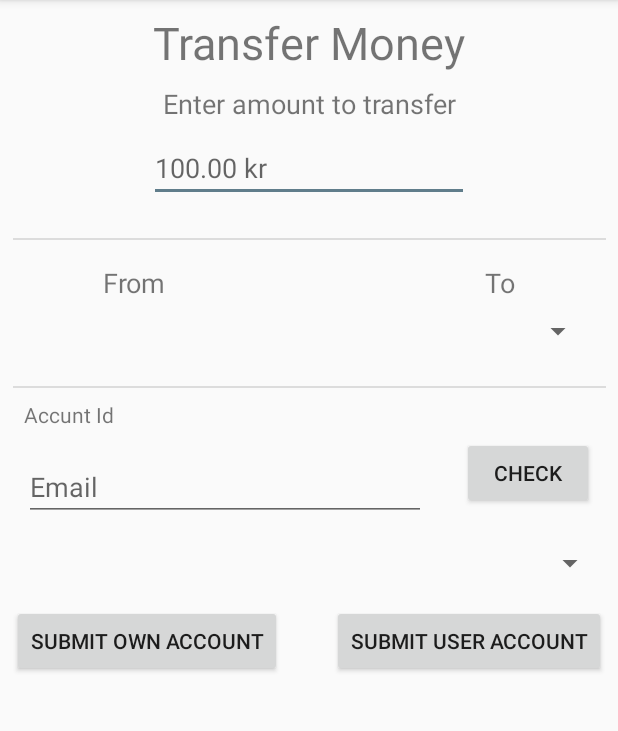
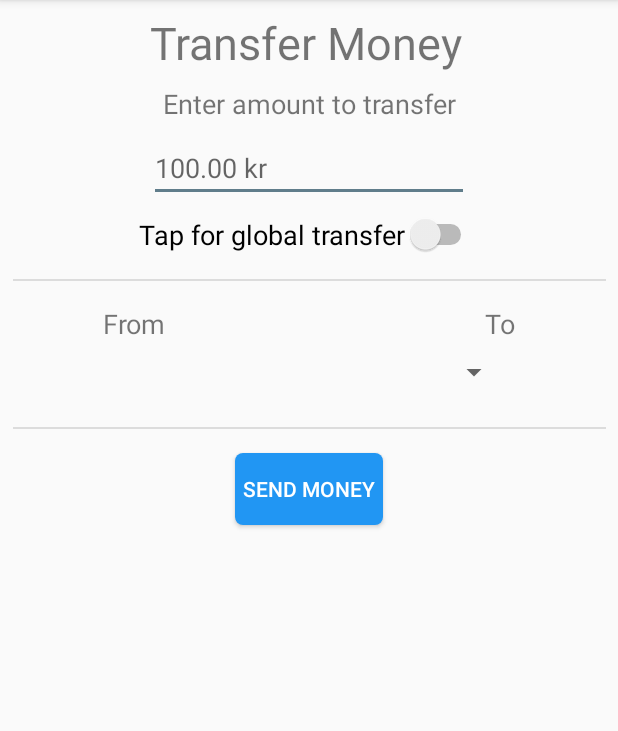
Before and after one commit to CPSO/KeaBankApp, an Android app: the AccountTransfer screen opened directly, with no data from a screen before it, on a phone screen of 412 x 824 dp, the part 84-815 px from its top. Run offline under Robolectric (Android 15) with nearby library versions, the phone set to English and light mode, and no system bars; our stand-ins replace Firebase (no records; nobody signed in at launch, a user with empty details on screens opened directly).

Commit message:
Transfer is now working for global accounts. The transfer activity now has 2 modes for transfer, global and local

```diff
--- a/app/src/main/java/com/example/keabankapp/account/AccountTransfer.java
+++ b/app/src/main/java/com/example/keabankapp/account/AccountTransfer.java
@@ -10,12 +10,18 @@ import android.text.InputType;
 import android.text.TextUtils;
 import android.util.Log;
 import android.util.SparseIntArray;
+import android.view.Menu;
+import android.view.MenuInflater;
+import android.view.MenuItem;
 import android.view.View;
+import android.view.animation.Animation;
 import android.widget.AdapterView;
 import android.widget.ArrayAdapter;
 import android.widget.Button;
+import android.widget.CompoundButton;
 import android.widget.EditText;
 import android.widget.Spinner;
+import android.widget.Switch;
 import android.widget.TextView;
 import android.widget.Toast;
 
@@ -50,14 +56,19 @@ public class AccountTransfer extends AppCompatActivity {
     private FirebaseAuth mAuth;
     //Firebase
     private FirebaseAuth.AuthStateListener mAuthListener;
-    Spinner spinnerToAccount;
+    Spinner spinnerToAccount,spinnerGlobal;
     Button btnSubmit,btnGlobalSubmit,btnGetData;
     EditText etAmount,etAccountToEmail;
     TextView tvAccountName;
+    Switch aSwitch;
+    TextView tvToTitle,tvSelectAccount,tvSelectEmail;
     private String accountID,accountToID;
     private double accountToBalance,accountFromBalance;
     private SparseIntArray nemCode = new SparseIntArray();
     private double valueFromET;
+    private String globalUserId;
+    private boolean isChecked = false;
+
 
 
 
@@ -76,6 +87,7 @@ public class AccountTransfer extends AppCompatActivity {
         getIncomingIntent();
         setupSpinner();
         setupNemCode();
+        setElements();
     }
     //Checks the state of the user that is sign in.
     //ether the user is active or is signing out
@@ -119,7 +131,7 @@ public class AccountTransfer extends AppCompatActivity {
 
 
     private void setupSpinner(){
-        String userId = FirebaseAuth.getInstance().getCurrentUser().getUid();
+        final String userId = FirebaseAuth.getInstance().getCurrentUser().getUid();
         final FirebaseFirestore db = FirebaseFirestore.getInstance();
         final DocumentReference accountSelectedName = db.collection("users").document(userId).collection("accounts").document(accountID);
         final CollectionReference accountRef = db.collection("users").document(userId).collection("accounts");
@@ -157,6 +169,7 @@ public class AccountTransfer extends AppCompatActivity {
                 Log.d(TAG, "onItemSelected: spinner has picked id: " + accountsID.get(position));
                 Log.d(TAG, "onItemSelected: spinner has picked account with balance:  " + accountsBalance.get(position));
                 accountToID = accountsID.get(position);
+                globalUserId = userId;
 
             }
             @Override
@@ -187,6 +200,10 @@ public class AccountTransfer extends AppCompatActivity {
                 if (!queryDocumentSnapshots.isEmpty()) {
                     for (DocumentSnapshot document : queryDocumentSnapshots.getDocuments()) {
                         Log.d(TAG, "onSuccess: " + document.getId() + " - " + document.getData());
+                        globalUserId = document.getId();
+                        setupGlobalSpinner();
+
+
                     }
                 } else {
                     Log.d(TAG, "No User found: ");
@@ -220,11 +237,62 @@ public class AccountTransfer extends AppCompatActivity {
 
     }
 
+    private void setupGlobalSpinner(){
+        final FirebaseFirestore db = FirebaseFirestore.getInstance();
+        final CollectionReference accountRef = db.collection("users").document(globalUserId).collection("accounts");
+        final List<String> accounts = new ArrayList<>();
+        final List<String> accountsID = new ArrayList<>();
+        final List<Double> accountsBalance = new ArrayList<>();
+        final ArrayAdapter<String> adapter = new ArrayAdapter<String>(getApplicationContext(), android.R.layout.simple_spinner_item, accounts);
+        adapter.setDropDownViewResource(android.R.layout.simple_spinner_dropdown_item);
+        spinnerGlobal.setAdapter(adapter);
+        accountRef.get().addOnCompleteListener(new OnCompleteListener<QuerySnapshot>() {
+            @Override
+            public void onComplete(@NonNull Task<QuerySnapshot> task) {
+                if (task.isSuccessful()) {
+                    for (QueryDocumentSnapshot document : task.getResult()) {
+                        String accountName = document.getString("aName");
+                        String accountID = document.getId();
+                        double accountBalance = document.getDouble("aAmount");
+                        Log.d(TAG, "onComplete: " + accountBalance);
+
+                        accounts.add(accountName);
+                        accountsID.add(accountID);
+                        accountsBalance.add(accountBalance);
+                        accountToID = accountID;
+                        accountToBalance = accountBalance;
+                        Log.d(TAG, "onComplete: "+ accountToBalance);
+                    }
+                    adapter.notifyDataSetChanged();
+                }
+            }
+        });
+        spinnerGlobal.setOnItemSelectedListener(new AdapterView.OnItemSelectedListener() {
+            @Override
+            public void onItemSelected(AdapterView<?> parent, View view, int position, long id) {
+                Log.d(TAG, "onItemSelected: spinner has chosen: " + parent.getItemAtPosition(position).toString());
+                Log.d(TAG, "onItemSelected: spinner has picked id: " + accountsID.get(position));
+                Log.d(TAG, "onItemSelected: spinner has picked account with balance:  " + accountsBalance.get(position));
+                accountToID = accountsID.get(position);
+            }
+            @Override
+            public void onNothingSelected(AdapterView<?> parent) {
+                String aString = parent.getItemAtPosition(0).toString();
+                accountToID = aString;
+            }
+        });
+    }
+
+
     private void getTransferMoney(){
         String userId = FirebaseAuth.getInstance().getCurrentUser().getUid();
         FirebaseFirestore db = FirebaseFirestore.getInstance();
+
+        if (globalUserId.isEmpty()){
+            Log.d(TAG, "getTransferMoney: Needs data for sender");
+        }else {
         DocumentReference accountFromRef = db.collection("users").document(userId).collection("accounts").document(accountID);
-        DocumentReference accountToRef = db.collection("users").document(userId).collection("accounts").document(accountToID);
+        DocumentReference accountToRef = db.collection("users").document(globalUserId).collection("accounts").document(accountToID);
 
 
 
@@ -281,6 +349,7 @@ public class AccountTransfer extends AppCompatActivity {
         });
 
     }
+    }
 
     private void nemID(){
         int size = nemCode.size();
@@ -329,7 +398,7 @@ public class AccountTransfer extends AppCompatActivity {
         FirebaseFirestore db = FirebaseFirestore.getInstance();
         DocumentReference accountFromRef = db.collection("users").document(userId).collection("accounts").document(accountID);
         Log.d(TAG, "transferMoney: from account with id: " + accountID);
-        DocumentReference accountToRef = db.collection("users").document(userId).collection("accounts").document(accountToID);
+        DocumentReference accountToRef = db.collection("users").document(globalUserId).collection("accounts").document(accountToID);
         Log.d(TAG, "transferMoney: to account with id " + accountToID);
 
 
@@ -362,7 +431,7 @@ public class AccountTransfer extends AppCompatActivity {
         FirebaseFirestore db = FirebaseFirestore.getInstance();
         final CollectionReference accountTransactionFrom = db.collection("users").document(userId).collection("accounts").document(accountID)
                 .collection("transactions");
-        final CollectionReference accountTransactionTo = db.collection("users").document(userId).collection("accounts").document(accountToID)
+        final CollectionReference accountTransactionTo = db.collection("users").document(globalUserId).collection("accounts").document(accountToID)
                 .collection("transactions");
 
         final String tType = "transfer";
@@ -419,6 +488,53 @@ public class AccountTransfer extends AppCompatActivity {
         }
     };
 
+    private CompoundButton.OnCheckedChangeListener changeListener = new CompoundButton.OnCheckedChangeListener() {
+        @Override
+        public void onCheckedChanged(CompoundButton buttonView, boolean isChecked) {
+            if (isChecked){
+                btnGetData.setEnabled(true);
+                etAccountToEmail.setEnabled(true);
+                spinnerGlobal.setEnabled(true);
+                btnGetData.setVisibility(View.VISIBLE);
+                spinnerGlobal.setVisibility(View.VISIBLE);
+                etAccountToEmail.setVisibility(View.VISIBLE);
+                tvSelectEmail.setVisibility(View.VISIBLE);
+                tvSelectAccount.setVisibility(View.VISIBLE);
+                globalUserId = "";
+                spinnerToAccount.setEnabled(false);
+                spinnerToAccount.setVisibility(View.GONE);
+                tvToTitle.setVisibility(View.GONE);
+
+            } else {
+                btnGetData.setEnabled(false);
+                etAccountToEmail.setEnabled(false);
+                spinnerGlobal.setEnabled(false);
+                etAccountToEmail.setVisibility(View.GONE);
+                spinnerGlobal.setVisibility(View.GONE);
+                btnGetData.setVisibility(View.GONE);
+                spinnerToAccount.setEnabled(true);
+                spinnerToAccount.setVisibility(View.VISIBLE);
+                tvToTitle.setVisibility(View.VISIBLE);
+                globalUserId = "";
+
+            }
+        }
+    };
+
+    private void setElements(){
+        btnGetData.setEnabled(false);
+        etAccountToEmail.setEnabled(false);
+        spinnerGlobal.setEnabled(false);
+        etAccountToEmail.setVisibility(View.GONE);
+        spinnerGlobal.setVisibility(View.GONE);
+        btnGetData.setVisibility(View.GONE);
+        tvSelectEmail.setVisibility(View.GONE);
+        tvSelectAccount.setVisibility(View.GONE);
+
+    }
+
+
+
     private boolean validateForm() {
         boolean valid = true;
 
@@ -448,12 +564,20 @@ public class AccountTransfer extends AppCompatActivity {
         btnSubmit = findViewById(R.id.btnTransfSubmit);
         //spinnerFromAccount = findViewById(R.id.accountFromName);
         spinnerToAccount = findViewById(R.id.spinnerToAccount);
+        spinnerGlobal = findViewById(R.id.spinnerGlobal);
         btnSubmit.setOnClickListener(onClickSubmitTransf);
         tvAccountName = findViewById(R.id.tvAccountName);
         etAccountToEmail = findViewById(R.id.etAccountEmail);
         //btnGlobalSubmit.setOnClickListener(onClickGlobalSubmit);
         btnGetData = findViewById(R.id.btnGetData);
         btnGetData.setOnClickListener(onClickGetData);
+        aSwitch = findViewById(R.id.switch1);
+        aSwitch.setOnCheckedChangeListener(changeListener);
+        tvToTitle = findViewById(R.id.textView11);
+        tvSelectAccount = findViewById(R.id.tvPickAccountTitle);
+        tvSelectEmail = findViewById(R.id.tvEnterEmailTitle);
+
+
 
 
     }
--- a/app/src/main/res/layout/activity_account_transfer.xml
+++ b/app/src/main/res/layout/activity_account_transfer.xml
@@ -14,6 +14,7 @@
         android:text="Transfer Money"
         android:textSize="30sp"
         app:layout_constraintEnd_toEndOf="parent"
+        app:layout_constraintHorizontal_bias="0.49"
         app:layout_constraintStart_toStartOf="parent"
         app:layout_constraintTop_toTopOf="parent" />
 
@@ -45,12 +46,12 @@
         android:layout_width="395dp"
         android:layout_height="1dp"
         android:layout_marginStart="100dp"
-        android:layout_marginTop="24dp"
+        android:layout_marginTop="16dp"
         android:layout_marginEnd="100dp"
         android:background="?android:attr/listDivider"
         app:layout_constraintEnd_toEndOf="parent"
         app:layout_constraintStart_toStartOf="parent"
-        app:layout_constraintTop_toBottomOf="@+id/etTransfAmount" />
+        app:layout_constraintTop_toBottomOf="@+id/switch1" />
 
 
 
@@ -72,8 +73,10 @@
         android:layout_height="wrap_content"
         android:layout_marginStart="8dp"
         android:layout_marginTop="8dp"
+        android:layout_marginEnd="8dp"
         android:text="This is some filler text"
         android:textSize="18sp"
+        app:layout_constraintEnd_toStartOf="@+id/spinnerToAccount"
         app:layout_constraintStart_toStartOf="parent"
         app:layout_constraintTop_toBottomOf="@+id/textView10" />
 
@@ -104,9 +107,9 @@
 
     <Spinner
         android:id="@+id/spinnerToAccount"
-        android:layout_width="0dp"
+        android:layout_width="150dp"
         android:layout_height="wrap_content"
-        android:layout_marginStart="32dp"
+        android:layout_marginStart="62dp"
         android:layout_marginTop="8dp"
         android:layout_marginEnd="16dp"
         app:layout_constraintEnd_toEndOf="parent"
@@ -132,18 +135,21 @@
         android:layout_marginEnd="24dp"
         android:ems="10"
         android:hint="Email"
+        android:enabled="false"
         android:inputType="textEmailAddress"
         app:layout_constraintEnd_toStartOf="@id/btnGetData"
         app:layout_constraintStart_toStartOf="parent"
-        app:layout_constraintTop_toBottomOf="@+id/textView7" />
+        app:layout_constraintTop_toBottomOf="@+id/tvEnterEmailTitle" />
 
     <TextView
-        android:id="@+id/textView7"
+        android:id="@+id/tvEnterEmailTitle"
         android:layout_width="wrap_content"
         android:layout_height="wrap_content"
         android:layout_marginStart="16dp"
         android:layout_marginTop="8dp"
-        android:text="Accunt Id"
+        android:layout_marginEnd="8dp"
+        android:text="Enter email of user you want to transfer to"
+        app:layout_constraintEnd_toEndOf="parent"
         app:layout_constraintStart_toStartOf="parent"
         app:layout_constraintTop_toBottomOf="@+id/divider7" />
 
@@ -153,27 +159,24 @@
         android:layout_height="wrap_content"
         android:layout_marginStart="8dp"
         android:layout_marginTop="16dp"
-        android:text="submit own account"
+        android:layout_marginEnd="8dp"
+        android:text="Send Money"
+        android:background="@drawable/roundedbutton"
+        android:padding="5dp"
+        android:textColor="#ffff"
+        app:layout_constraintEnd_toEndOf="parent"
         app:layout_constraintStart_toStartOf="parent"
-        app:layout_constraintTop_toBottomOf="@+id/spinner" />
+        app:layout_constraintTop_toBottomOf="@+id/spinnerGlobal" />
 
     <Spinner
-        android:id="@+id/spinner"
+        android:id="@+id/spinnerGlobal"
         android:layout_width="395dp"
         android:layout_height="wrap_content"
-        android:layout_marginTop="16dp"
+        android:layout_marginTop="8dp"
+        android:enabled="false"
         app:layout_constraintEnd_toEndOf="parent"
         app:layout_constraintStart_toStartOf="parent"
-        app:layout_constraintTop_toBottomOf="@+id/etAccountEmail" />
-
-    <Button
-        android:id="@+id/button"
-        android:layout_width="wrap_content"
-        android:layout_height="wrap_content"
-        android:layout_marginEnd="8dp"
-        android:text="submit user account"
-        app:layout_constraintBottom_toBottomOf="@+id/btnTransfSubmit"
-        app:layout_constraintEnd_toEndOf="parent" />
+        app:layout_constraintTop_toBottomOf="@+id/tvPickAccountTitle" />
 
     <Button
         android:id="@+id/btnGetData"
@@ -182,7 +185,35 @@
         android:layout_marginEnd="16dp"
         android:layout_marginBottom="8dp"
         android:text="Check"
+        android:background="@drawable/roundedbutton"
+        android:padding="5dp"
+        android:textColor="#ffff"
+        android:enabled="false"
         app:layout_constraintBottom_toBottomOf="@+id/etAccountEmail"
         app:layout_constraintEnd_toEndOf="parent" />
 
+    <Switch
+        android:id="@+id/switch1"
+        android:layout_width="wrap_content"
+        android:layout_height="wrap_content"
+        android:layout_marginTop="8dp"
+        android:text="Tap for global transfer"
+        android:textOff="Own Accounts"
+        android:textOn="Others Accounts"
+        android:textSize="18sp"
+        app:layout_constraintEnd_toEndOf="parent"
+        app:layout_constraintHorizontal_bias="0.498"
+        app:layout_constraintStart_toStartOf="parent"
+        app:layout_constraintTop_toBottomOf="@+id/etTransfAmount" />
+
+    <TextView
+        android:id="@+id/tvPickAccountTitle"
+        android:layout_width="wrap_content"
+        android:layout_height="wrap_content"
+        android:layout_marginTop="8dp"
+        android:text="Pick a account from the user"
+        app:layout_constraintEnd_toEndOf="parent"
+        app:layout_constraintStart_toStartOf="parent"
+        app:layout_constraintTop_toBottomOf="@+id/etAccountEmail" />
+
 </android.support.constraint.ConstraintLayout>
```
